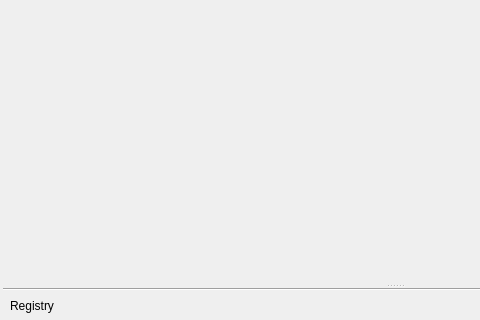
Above: ui/main_dialog.ui from SMByC/ThRasE before the change; both pictures show x 0 to 480 and y 241 to 561 of the 1138 by 561 pixel window. Below: the same form after it.
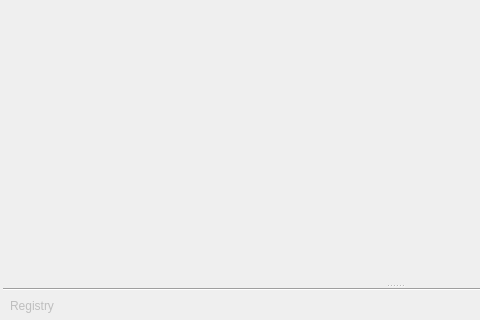
That is the form after the change. Icons and pictures are not drawn. Custom widgets are drawn as their Qt base class.

Commit message: Disable and enable the registry button and widget based on layer selection

The edit to the form file:
```diff
--- a/ui/main_dialog.ui
+++ b/ui/main_dialog.ui
@@ -707,6 +707,9 @@
                      </property>
                      <item>
                       <widget class="QToolButton" name="QPBtn_Registry">
+                       <property name="enabled">
+                        <bool>false</bool>
+                       </property>
                        <property name="cursor">
                         <cursorShape>PointingHandCursor</cursorShape>
                        </property>
```
The commit also changes 1 other file.
